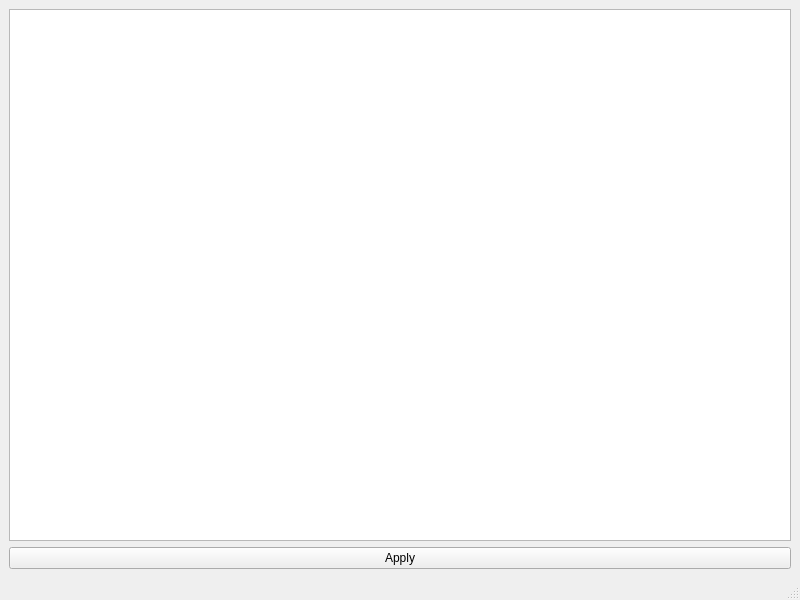
First picture: the form in src/ui/settingswindow.ui, repository kaniol-lck/Paperless-Client, before the edit.
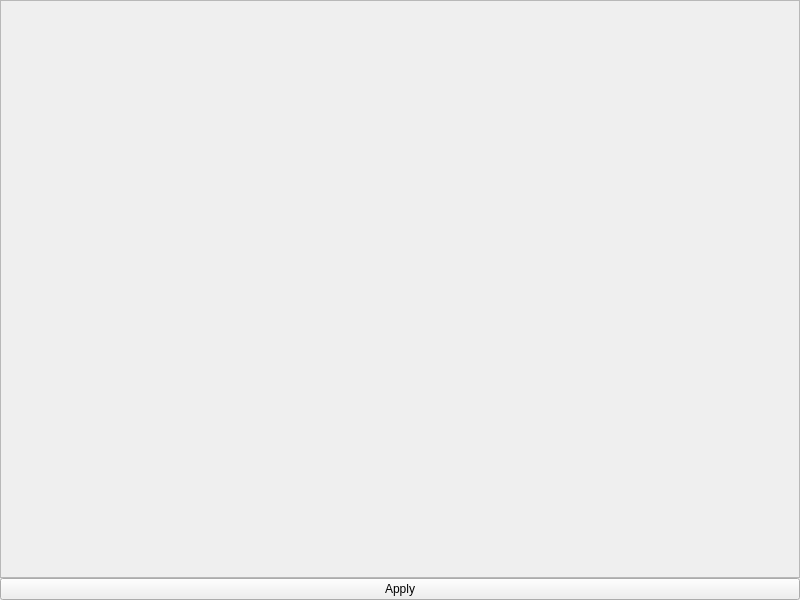
Second picture: the form after the edit.

```diff
--- a/src/ui/settingswindow.ui
+++ b/src/ui/settingswindow.ui
@@ -15,17 +15,39 @@
   </property>
   <widget class="QWidget" name="centralwidget">
    <layout class="QVBoxLayout" name="verticalLayout">
+    <property name="spacing">
+     <number>0</number>
+    </property>
+    <property name="leftMargin">
+     <number>0</number>
+    </property>
+    <property name="topMargin">
+     <number>0</number>
+    </property>
+    <property name="rightMargin">
+     <number>0</number>
+    </property>
+    <property name="bottomMargin">
+     <number>0</number>
+    </property>
     <item>
-     <widget class="QTableView" name="tableView">
-      <property name="editTriggers">
-       <set>QAbstractItemView::EditTrigger::NoEditTriggers</set>
+     <widget class="QScrollArea" name="scrollArea">
+      <property name="sizeAdjustPolicy">
+       <enum>QAbstractScrollArea::SizeAdjustPolicy::AdjustToContentsOnFirstShow</enum>
       </property>
-      <attribute name="horizontalHeaderVisible">
-       <bool>false</bool>
-      </attribute>
-      <attribute name="verticalHeaderVisible">
-       <bool>false</bool>
-      </attribute>
+      <property name="widgetResizable">
+       <bool>true</bool>
+      </property>
+      <widget class="QWidget" name="scrollAreaWidgetContents">
+       <property name="geometry">
+        <rect>
+         <x>0</x>
+         <y>0</y>
+         <width>798</width>
+         <height>541</height>
+        </rect>
+       </property>
+      </widget>
      </widget>
     </item>
     <item>
@@ -47,7 +69,6 @@
     </rect>
    </property>
   </widget>
-  <widget class="QStatusBar" name="statusbar"/>
  </widget>
  <resources/>
  <connections/>
```
